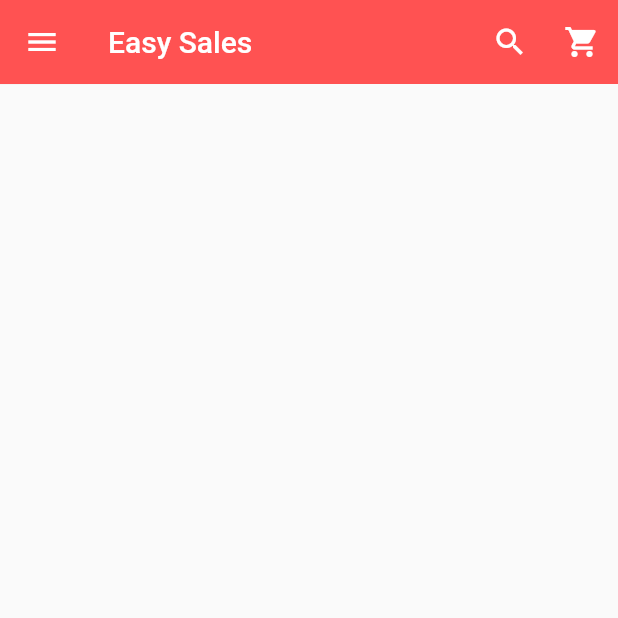
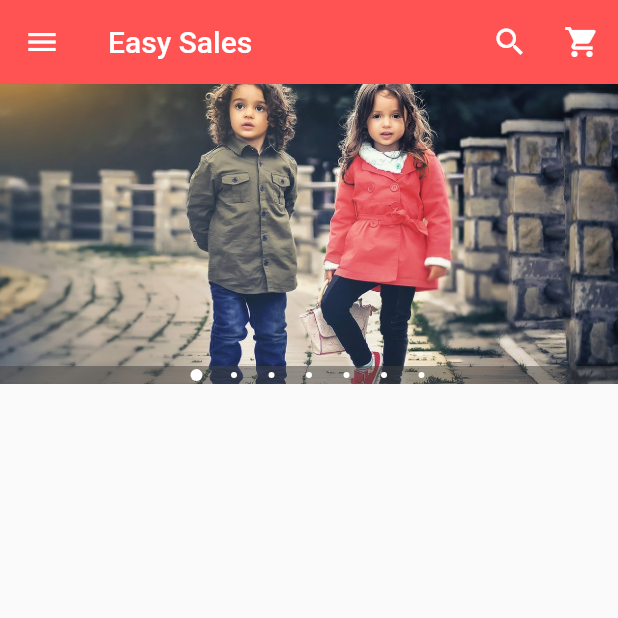
Before and after one commit to didierganthier/easy_sales_app, a Flutter app: the screen it shows after launch, on a phone screen of 412 x 824 dp, the top half of it. Run offline on Flutter 3.47's test engine with Material 2 defaults, Android fonts, the phone set to English and light mode, and no system bars; drawn by our look-alikes of carousel_pro.

```diff
--- a/lib/main.dart
+++ b/lib/main.dart
@@ -125,6 +125,11 @@ class _HomePageState extends State<HomePage> {
           ],
         ),
       ),
+      body: ListView(
+        children: <Widget>[
+          image_carousel
+        ],
+      ),
     );
   }
 }
```
